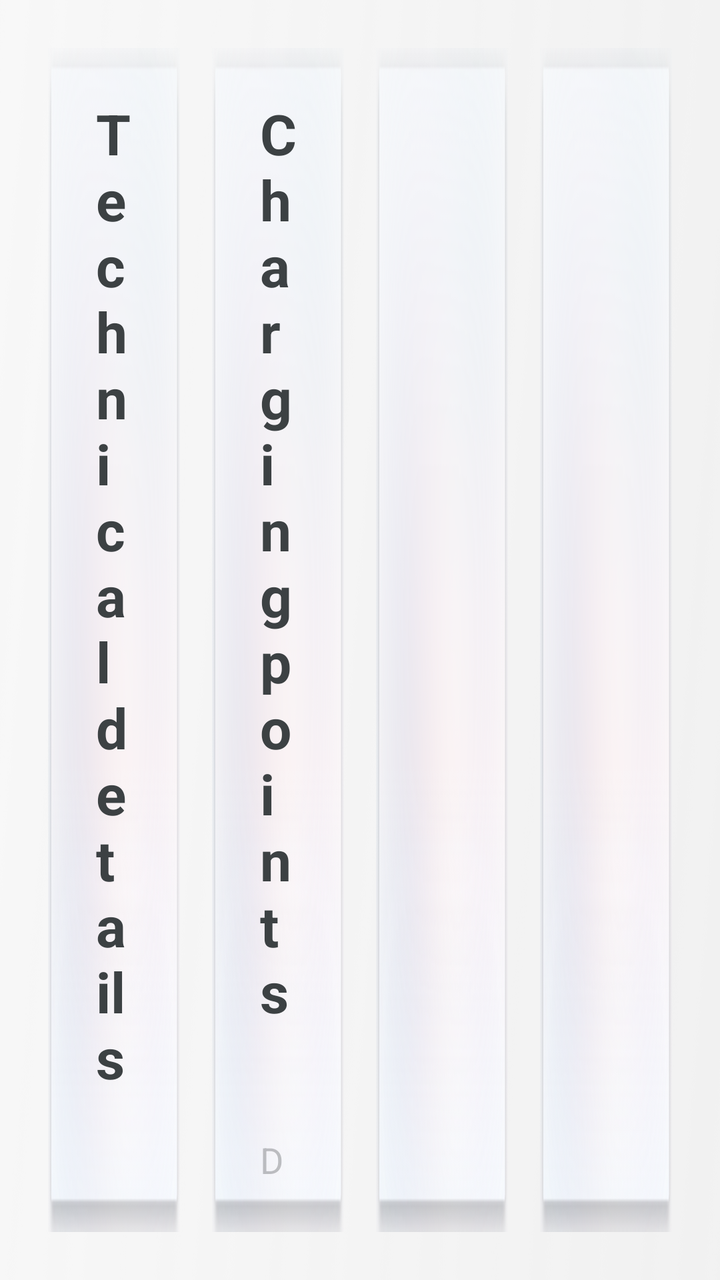
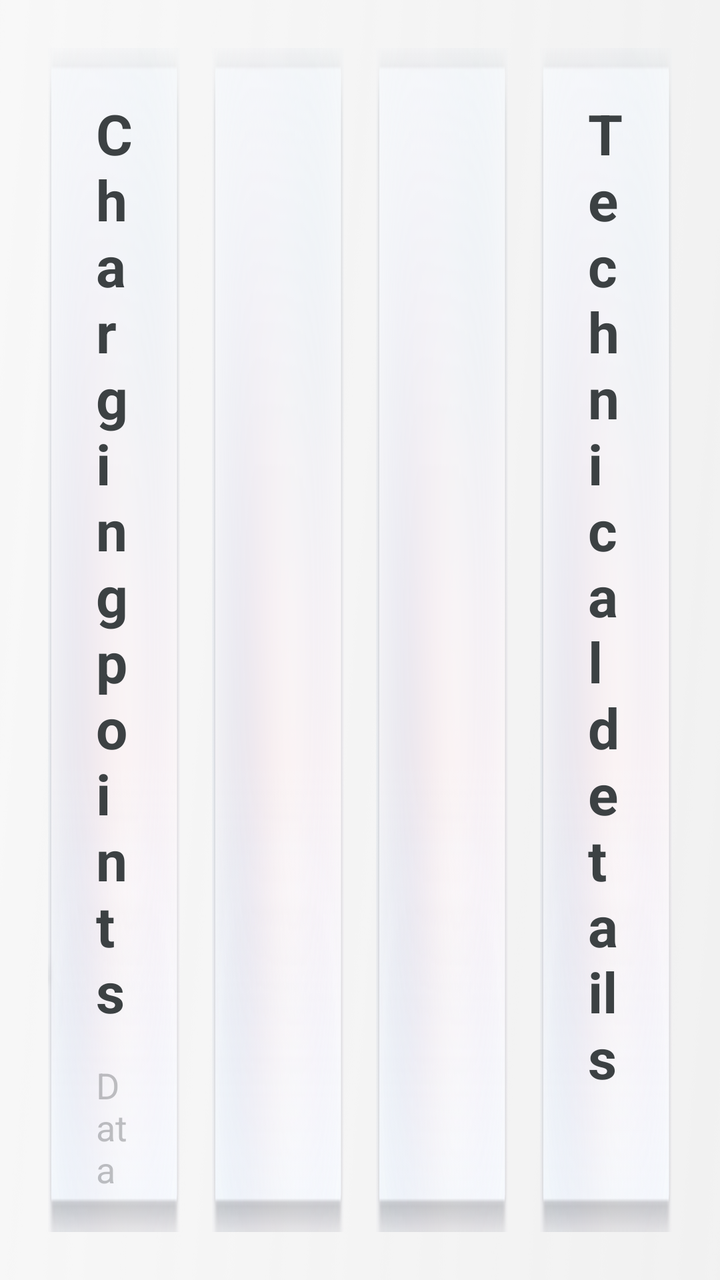

Screens rendered from an Android XML layout before and after an edit, with the pre-edit source and the edit as a unified diff.
<!-- AndroidManifest.xml: application theme Theme.MG4SimpleLauncher -->
<!-- res/layout/fragment_system.xml -->
<?xml version="1.0" encoding="utf-8"?>
<LinearLayout xmlns:android="http://schemas.android.com/apk/res/android"
    android:layout_width="match_parent"
    android:layout_height="match_parent"
    android:orientation="horizontal"
    android:baselineAligned="false"
    android:padding="@dimen/screen_padding">

    
    <ScrollView
        android:layout_width="0dp"
        android:layout_height="match_parent"
        android:layout_weight="1"
        android:layout_marginEnd="@dimen/card_gap"
        android:background="@drawable/smallcard_selector"
        android:fillViewport="true"
        android:padding="@dimen/info_card_padding"
        android:scrollbars="none">

        <LinearLayout
            android:layout_width="match_parent"
            android:layout_height="wrap_content"
            android:orientation="vertical">

            <TextView
                android:layout_width="wrap_content"
                android:layout_height="wrap_content"
                android:text="@string/sys_technical"
                android:textColor="@color/text_primary"
                android:textSize="@dimen/small_card_label_size"
                android:textStyle="bold" />

            <TextView
                android:id="@+id/tv_device_body"
                android:layout_width="match_parent"
                android:layout_height="wrap_content"
                android:layout_marginTop="16dp"
                android:lineSpacingExtra="6dp"
                android:textColor="@color/text_secondary"
                android:textSize="@dimen/info_card_body_size" />

            <Space
                android:layout_width="match_parent"
                android:layout_height="0dp"
                android:layout_weight="1"
                android:minHeight="16dp" />

            
            <TextView
                android:layout_width="wrap_content"
                android:layout_height="wrap_content"
                android:text="@string/sys_memory"
                android:textColor="@color/text_secondary"
                android:textSize="@dimen/info_card_body_size" />

            <TextView
                android:id="@+id/tv_memory_value"
                android:layout_width="wrap_content"
                android:layout_height="wrap_content"
                android:textColor="@color/text_primary"
                android:textSize="@dimen/sys_value_size"
                android:textStyle="bold" />

            <TextView
                android:layout_width="wrap_content"
                android:layout_height="wrap_content"
                android:text="@string/sys_used_total"
                android:textColor="@color/text_secondary"
                android:textSize="@dimen/info_card_body_size" />

            <Space
                android:layout_width="match_parent"
                android:layout_height="0dp"
                android:layout_weight="1"
                android:minHeight="16dp" />

            
            <TextView
                android:layout_width="wrap_content"
                android:layout_height="wrap_content"
                android:text="@string/sys_storage"
                android:textColor="@color/text_secondary"
                android:textSize="@dimen/info_card_body_size" />

            <TextView
                android:id="@+id/tv_storage_value"
                android:layout_width="wrap_content"
                android:layout_height="wrap_content"
                android:textColor="@color/text_primary"
                android:textSize="@dimen/sys_value_size"
                android:textStyle="bold" />

            <TextView
                android:layout_width="wrap_content"
                android:layout_height="wrap_content"
                android:text="@string/sys_free_total"
                android:textColor="@color/text_secondary"
                android:textSize="@dimen/info_card_body_size" />

            <Space
                android:layout_width="match_parent"
                android:layout_height="0dp"
                android:layout_weight="1"
                android:minHeight="16dp" />

            
            <TextView
                android:layout_width="wrap_content"
                android:layout_height="wrap_content"
                android:text="@string/sys_network"
                android:textColor="@color/text_secondary"
                android:textSize="@dimen/info_card_body_size" />

            <TextView
                android:id="@+id/tv_network_value"
                android:layout_width="wrap_content"
                android:layout_height="wrap_content"
                android:textColor="@color/text_primary"
                android:textSize="@dimen/sys_value_size"
                android:textStyle="bold" />

            <TextView
                android:id="@+id/tv_network_detail"
                android:layout_width="wrap_content"
                android:layout_height="wrap_content"
                android:textColor="@color/text_secondary"
                android:textSize="@dimen/info_card_body_size" />
        </LinearLayout>
    </ScrollView>

    
    <LinearLayout
        android:id="@+id/charging_card"
        android:layout_width="0dp"
        android:layout_height="match_parent"
        android:layout_weight="1"
        android:layout_marginEnd="@dimen/card_gap"
        android:background="@drawable/smallcard_selector"
        android:clickable="true"
        android:focusable="true"
        android:orientation="vertical"
        android:padding="@dimen/info_card_padding">

        <TextView
            android:layout_width="wrap_content"
            android:layout_height="wrap_content"
            android:text="@string/charging_title"
            android:textColor="@color/text_primary"
            android:textSize="@dimen/small_card_label_size"
            android:textStyle="bold" />

        <LinearLayout
            android:id="@+id/charging_card_results"
            android:layout_width="match_parent"
            android:layout_height="wrap_content"
            android:layout_marginTop="16dp"
            android:orientation="vertical"
            android:visibility="gone">

            <include layout="@layout/part_charge_summary" android:id="@+id/charge_row_0" />

            <include layout="@layout/part_charge_summary" android:id="@+id/charge_row_1" />

            <include layout="@layout/part_charge_summary" android:id="@+id/charge_row_2" />
        </LinearLayout>

        <TextView
            android:id="@+id/charging_card_status"
            android:layout_width="match_parent"
            android:layout_height="wrap_content"
            android:layout_marginTop="16dp"
            android:textColor="@color/text_secondary"
            android:textSize="@dimen/info_card_body_size" />

        
        <ImageView
            android:layout_width="match_parent"
            android:layout_height="0dp"
            android:layout_weight="1"
            android:layout_marginTop="8dp"
            android:alpha="0.12"
            android:contentDescription="@null"
            android:scaleType="fitEnd"
            android:src="@drawable/ic_charging_bolt" />

        <TextView
            android:layout_width="match_parent"
            android:layout_height="wrap_content"
            android:text="@string/charging_attribution"
            android:textColor="@color/text_tertiary"
            android:textSize="@dimen/charge_item_detail_size" />
    </LinearLayout>

    
    <LinearLayout
        android:layout_width="0dp"
        android:layout_height="match_parent"
        android:layout_weight="1"
        android:layout_marginEnd="@dimen/card_gap"
        android:background="@drawable/smallcard_selector"
        android:gravity="center"
        android:orientation="vertical" />

    
    <LinearLayout
        android:layout_width="0dp"
        android:layout_height="match_parent"
        android:layout_weight="1"
        android:background="@drawable/smallcard_selector"
        android:gravity="center"
        android:orientation="vertical" />
</LinearLayout>
<!-- res/layout/part_charge_summary.xml (included above) -->
<?xml version="1.0" encoding="utf-8"?>
<LinearLayout xmlns:android="http://schemas.android.com/apk/res/android"
    android:layout_width="match_parent"
    android:layout_height="wrap_content"
    android:layout_marginBottom="14dp"
    android:orientation="vertical">

    <TextView
        android:id="@+id/summary_name"
        android:layout_width="match_parent"
        android:layout_height="wrap_content"
        android:ellipsize="end"
        android:maxLines="1"
        android:textColor="@color/text_primary"
        android:textSize="@dimen/charge_item_detail_size"
        android:textStyle="bold" />

    <TextView
        android:id="@+id/summary_detail"
        android:layout_width="match_parent"
        android:layout_height="wrap_content"
        android:layout_marginTop="2dp"
        android:ellipsize="end"
        android:maxLines="1"
        android:textColor="@color/text_secondary"
        android:textSize="@dimen/charge_item_detail_size" />
</LinearLayout>
<!-- resources referenced by this layout -->
<resources>
  <color name="text_primary">#3c4143</color>
  <color name="text_secondary">#7f3c4143</color>
  <color name="text_tertiary">#503c4143</color>
  <dimen name="card_gap">16dp</dimen>
  <dimen name="charge_item_detail_size">18sp</dimen>
  <dimen name="info_card_body_size">22sp</dimen>
  <dimen name="info_card_padding">24dp</dimen>
  <dimen name="screen_padding">24dp</dimen>
  <dimen name="small_card_label_size">28sp</dimen>
  <dimen name="sys_value_size">32sp</dimen>
  <!-- drawable ic_charging_bolt: png bitmap (drawable, 1268 bytes) -->
  <!-- drawable smallcard_selector (drawable) -->
  <?xml version="1.0" encoding="utf-8"?>
  <selector xmlns:android="http://schemas.android.com/apk/res/android">
      <item android:state_pressed="true" android:drawable="@drawable/bg_clicked" />
      <item android:drawable="@drawable/bg_normal" />
  </selector>
  <string name="charging_attribution">Data © Open Charge Map</string>
  <string name="charging_title">Charging points</string>
  <string name="sys_free_total">free / total</string>
  <string name="sys_memory">Memory</string>
  <string name="sys_network">Network</string>
  <string name="sys_storage">Storage</string>
  <string name="sys_technical">Technical details</string>
  <string name="sys_used_total">used / total</string>
  <style name="Theme.MG4SimpleLauncher" parent="Theme.AppCompat.DayNight.NoActionBar">
          <item name="android:windowBackground">@drawable/bg_home</item>
          <item name="android:statusBarColor">@android:color/transparent</item>
          <item name="android:navigationBarColor">@android:color/transparent</item>
          <item name="colorAccent">@color/accent</item>
      </style>
  <!-- drawable bg_clicked: png bitmap (drawable, 39658 bytes) -->
  <!-- drawable bg_normal: png bitmap (drawable, 51707 bytes) -->
  <!-- drawable bg_home: png bitmap (drawable, 80650 bytes) -->
  <color name="accent">#056eff</color>
</resources>

<!-- the commit's change to res/layout/fragment_system.xml (unified diff, before → after) -->
@@ -7,11 +7,122 @@
     android:padding="@dimen/screen_padding">
 
     
+    <FrameLayout
+        android:id="@+id/charging_card"
+        android:layout_width="0dp"
+        android:layout_height="match_parent"
+        android:layout_weight="1"
+        android:layout_marginEnd="@dimen/card_gap"
+        android:background="@drawable/smallcard_selector"
+        android:clickable="true"
+        android:focusable="true">
+
+        
+        <ImageView
+            android:layout_width="@dimen/charging_bolt_width"
+            android:layout_height="@dimen/charging_bolt_height"
+            android:layout_gravity="bottom|end"
+            android:layout_marginEnd="@dimen/charging_bolt_margin_end"
+            android:layout_marginBottom="@dimen/charging_bolt_margin_bottom"
+            android:alpha="0.12"
+            android:background="@drawable/ic_charging_bolt"
+            android:contentDescription="@null" />
+
+        <LinearLayout
+            android:layout_width="match_parent"
+            android:layout_height="match_parent"
+            android:orientation="vertical"
+            android:padding="@dimen/info_card_padding">
+
+            <TextView
+                android:layout_width="wrap_content"
+                android:layout_height="wrap_content"
+                android:text="@string/charging_title"
+                android:textColor="@color/text_primary"
+                android:textSize="@dimen/small_card_label_size"
+                android:textStyle="bold" />
+
+            <LinearLayout
+                android:id="@+id/charging_card_results"
+                android:layout_width="match_parent"
+                android:layout_height="0dp"
+                android:layout_weight="1"
+                android:layout_marginTop="14dp"
+                android:orientation="vertical"
+                android:visibility="gone">
+
+                <TextView
+                    android:id="@+id/charge_group_motorway"
+                    android:layout_width="match_parent"
+                    android:layout_height="wrap_content"
+                    android:layout_marginBottom="6dp"
+                    android:text="@string/charging_filter_motorway"
+                    android:textColor="@color/accent"
+                    android:textSize="@dimen/charge_item_detail_size"
+                    android:textStyle="bold" />
+
+            <include layout="@layout/part_charge_summary" android:id="@+id/charge_row_0" />
+            <include layout="@layout/part_charge_summary" android:id="@+id/charge_row_1" />
+            <include layout="@layout/part_charge_summary" android:id="@+id/charge_row_2" />
+
+                <TextView
+                    android:id="@+id/charge_group_supercharger"
+                    android:layout_width="match_parent"
+                    android:layout_height="wrap_content"
+                    android:layout_marginTop="6dp"
+                    android:layout_marginBottom="6dp"
+                    android:text="@string/charging_filter_supercharger"
+                    android:textColor="@color/accent"
+                    android:textSize="@dimen/charge_item_detail_size"
+                    android:textStyle="bold" />
+
+            <include layout="@layout/part_charge_summary" android:id="@+id/charge_row_3" />
+            <include layout="@layout/part_charge_summary" android:id="@+id/charge_row_4" />
+            <include layout="@layout/part_charge_summary" android:id="@+id/charge_row_5" />
+            </LinearLayout>
+
+            <TextView
+                android:id="@+id/charging_card_status"
+                android:layout_width="match_parent"
+                android:layout_height="0dp"
+                android:layout_weight="1"
+                android:layout_marginTop="16dp"
+                android:textColor="@color/text_secondary"
+                android:textSize="@dimen/info_card_body_size" />
+
+            <TextView
+                android:layout_width="match_parent"
+                android:layout_height="wrap_content"
+                android:text="@string/charging_attribution"
+                android:textColor="@color/text_tertiary"
+                android:textSize="@dimen/charge_item_detail_size" />
+        </LinearLayout>
+    </FrameLayout>
+
+    
+    <LinearLayout
+        android:layout_width="0dp"
+        android:layout_height="match_parent"
+        android:layout_weight="1"
+        android:layout_marginEnd="@dimen/card_gap"
+        android:background="@drawable/smallcard_selector"
+        android:gravity="center"
+        android:orientation="vertical" />
+
+    
+    <LinearLayout
+        android:layout_width="0dp"
+        android:layout_height="match_parent"
+        android:layout_weight="1"
+        android:layout_marginEnd="@dimen/card_gap"
+        android:background="@drawable/smallcard_selector"
+        android:gravity="center"
+        android:orientation="vertical" />
+    
     <ScrollView
         android:layout_width="0dp"
         android:layout_height="match_parent"
         android:layout_weight="1"
-        android:layout_marginEnd="@dimen/card_gap"
         android:background="@drawable/smallcard_selector"
         android:fillViewport="true"
         android:padding="@dimen/info_card_padding"
@@ -127,88 +238,6 @@
                 android:textSize="@dimen/info_card_body_size" />
         </LinearLayout>
     </ScrollView>
-
-    
-    <LinearLayout
-        android:id="@+id/charging_card"
-        android:layout_width="0dp"
-        android:layout_height="match_parent"
-        android:layout_weight="1"
-        android:layout_marginEnd="@dimen/card_gap"
-        android:background="@drawable/smallcard_selector"
-        android:clickable="true"
-        android:focusable="true"
-        android:orientation="vertical"
-        android:padding="@dimen/info_card_padding">
-
-        <TextView
-            android:layout_width="wrap_content"
-            android:layout_height="wrap_content"
-            android:text="@string/charging_title"
-            android:textColor="@color/text_primary"
-            android:textSize="@dimen/small_card_label_size"
-            android:textStyle="bold" />
-
-        <LinearLayout
-            android:id="@+id/charging_card_results"
-            android:layout_width="match_parent"
-            android:layout_height="wrap_content"
-            android:layout_marginTop="16dp"
-            android:orientation="vertical"
-            android:visibility="gone">
-
-            <include layout="@layout/part_charge_summary" android:id="@+id/charge_row_0" />
-
-            <include layout="@layout/part_charge_summary" android:id="@+id/charge_row_1" />
-
-            <include layout="@layout/part_charge_summary" android:id="@+id/charge_row_2" />
-        </LinearLayout>
-
-        <TextView
-            android:id="@+id/charging_card_status"
-            android:layout_width="match_parent"
-            android:layout_height="wrap_content"
-            android:layout_marginTop="16dp"
-            android:textColor="@color/text_secondary"
-            android:textSize="@dimen/info_card_body_size" />
-
-        
-        <ImageView
-            android:layout_width="match_parent"
-            android:layout_height="0dp"
-            android:layout_weight="1"
-            android:layout_marginTop="8dp"
-            android:alpha="0.12"
-            android:contentDescription="@null"
-            android:scaleType="fitEnd"
-            android:src="@drawable/ic_charging_bolt" />
-
-        <TextView
-            android:layout_width="match_parent"
-            android:layout_height="wrap_content"
-            android:text="@string/charging_attribution"
-            android:textColor="@color/text_tertiary"
-            android:textSize="@dimen/charge_item_detail_size" />
-    </LinearLayout>
-
-    
-    <LinearLayout
-        android:layout_width="0dp"
-        android:layout_height="match_parent"
-        android:layout_weight="1"
-        android:layout_marginEnd="@dimen/card_gap"
-        android:background="@drawable/smallcard_selector"
-        android:gravity="center"
-        android:orientation="vertical" />
-
-    
-    <LinearLayout
-        android:layout_width="0dp"
-        android:layout_height="match_parent"
-        android:layout_weight="1"
-        android:background="@drawable/smallcard_selector"
-        android:gravity="center"
-        android:orientation="vertical" />
 </LinearLayout>
 <!-- res/layout/part_charge_summary.xml (included above) -->
 <?xml version="1.0" encoding="utf-8"?>
<!-- resource entries referenced after the edit -->
@@ -5,6 +5,10 @@
   <color name="text_tertiary">#503c4143</color>
   <dimen name="card_gap">16dp</dimen>
   <dimen name="charge_item_detail_size">18sp</dimen>
+  <dimen name="charging_bolt_height">196dp</dimen>
+  <dimen name="charging_bolt_margin_bottom">8dp</dimen>
+  <dimen name="charging_bolt_margin_end">36dp</dimen>
+  <dimen name="charging_bolt_width">150dp</dimen>
   <dimen name="info_card_body_size">22sp</dimen>
   <dimen name="info_card_padding">24dp</dimen>
   <dimen name="screen_padding">24dp</dimen>
@@ -18,6 +22,8 @@
       <item android:drawable="@drawable/bg_normal" />
   </selector>
   <string name="charging_attribution">Data © Open Charge Map</string>
+  <string name="charging_filter_motorway">Motorway</string>
+  <string name="charging_filter_supercharger">Supercharger</string>
   <string name="charging_title">Charging points</string>
   <string name="sys_free_total">free / total</string>
   <string name="sys_memory">Memory</string>
